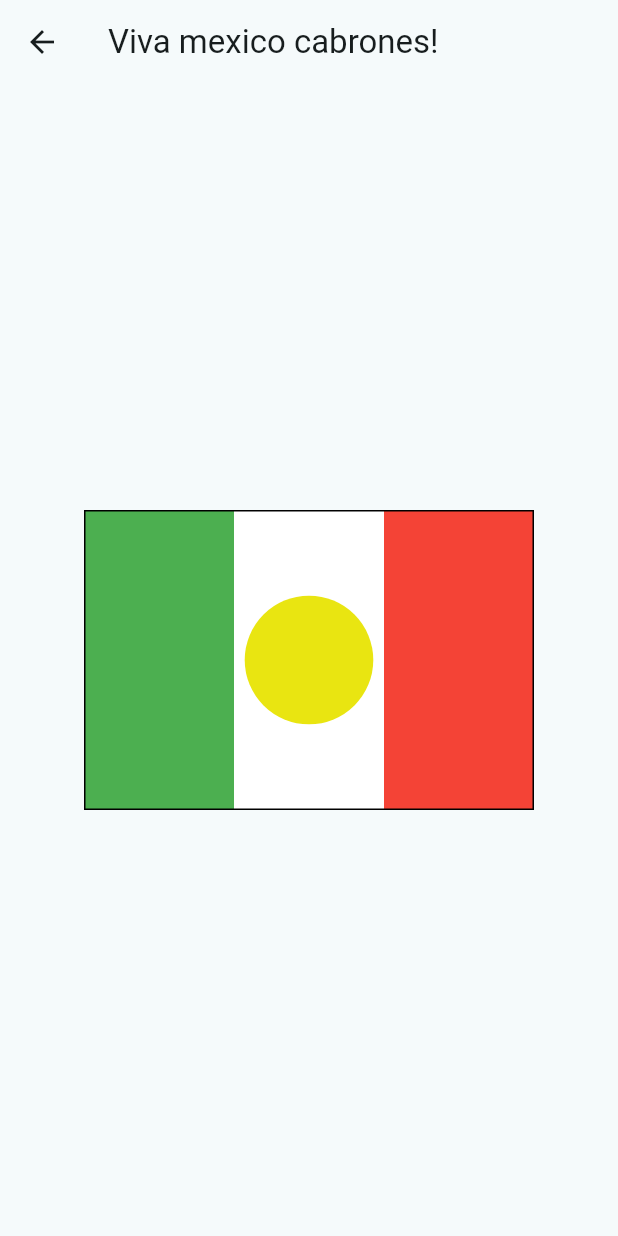
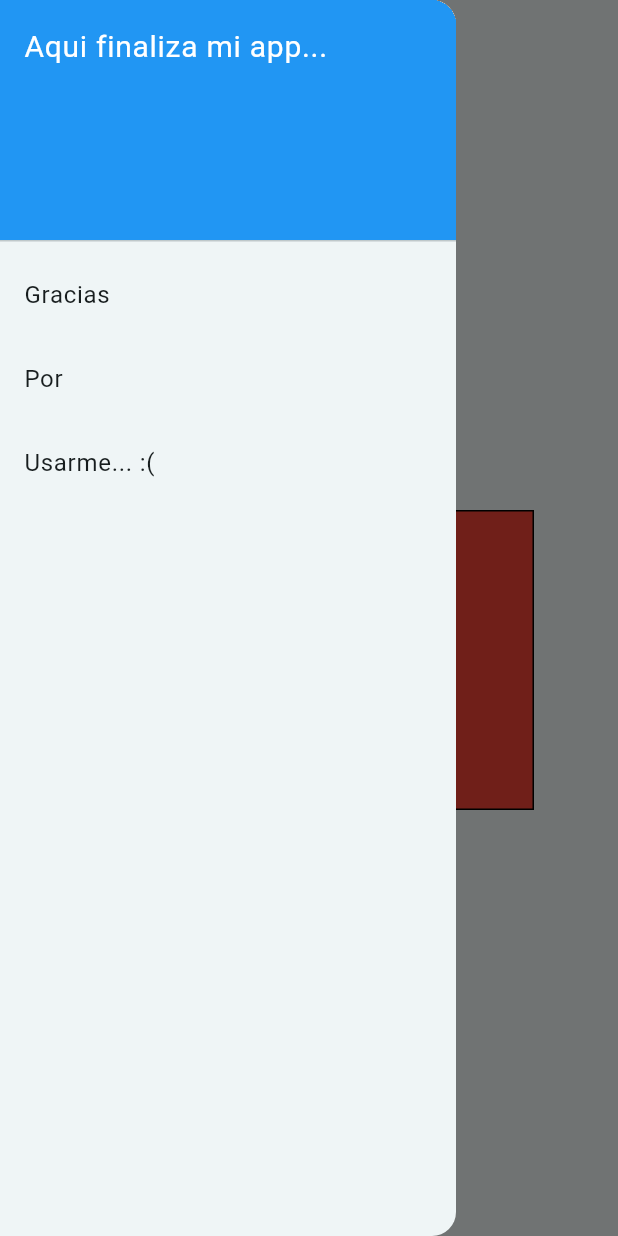
Before and after one commit to Shuy935/mi_app_rara, a Flutter app: the DrawerM screen opened directly, with the side drawer open (before the commit the screen has no drawer), on a phone screen of 412 x 824 dp. Run offline on Flutter 3.47's test engine with Material 2 defaults, Android fonts, the phone set to English and light mode, and no system bars.

Commit message:
Corrección slide

```diff
--- a/lib/pages/cosas.dart
+++ b/lib/pages/cosas.dart
@@ -626,10 +626,38 @@ class DrawerM extends StatelessWidget {
   @override
   Widget build(BuildContext context) {
     return Scaffold(
-      appBar: AppBar(
-        title: const Text('Viva mexico cabrones!'),
-      ),
-      body: Center(
+  appBar: AppBar(
+    title: const Text('Drawer Demo'),
+  ),
+  drawer: Drawer(
+    child: ListView(
+      padding: EdgeInsets.zero,
+      children: const <Widget>[
+        DrawerHeader(
+          decoration: BoxDecoration(
+            color: Colors.blue,
+          ),
+          child: Text(
+            'Aqui finaliza mi app...',
+            style: TextStyle(
+              color: Colors.white,
+              fontSize: 20,
+            ),
+          ),
+        ),
+        ListTile(
+          title: Text('Gracias'),
+        ),
+        ListTile(
+          title: Text('Por'),
+        ),
+        ListTile(
+          title: Text('Usarme... :('),
+        ),
+      ],
+    ),
+  ),
+  body: Center(
         child: Column(
           mainAxisAlignment: MainAxisAlignment.center,
           children: <Widget>[
@@ -643,7 +671,7 @@ class DrawerM extends StatelessWidget {
           ],
         ),
       ),
-    );
+);
   }
 }
 
```
Also changed, not shown: lib/pages/prueba.dart (added).
